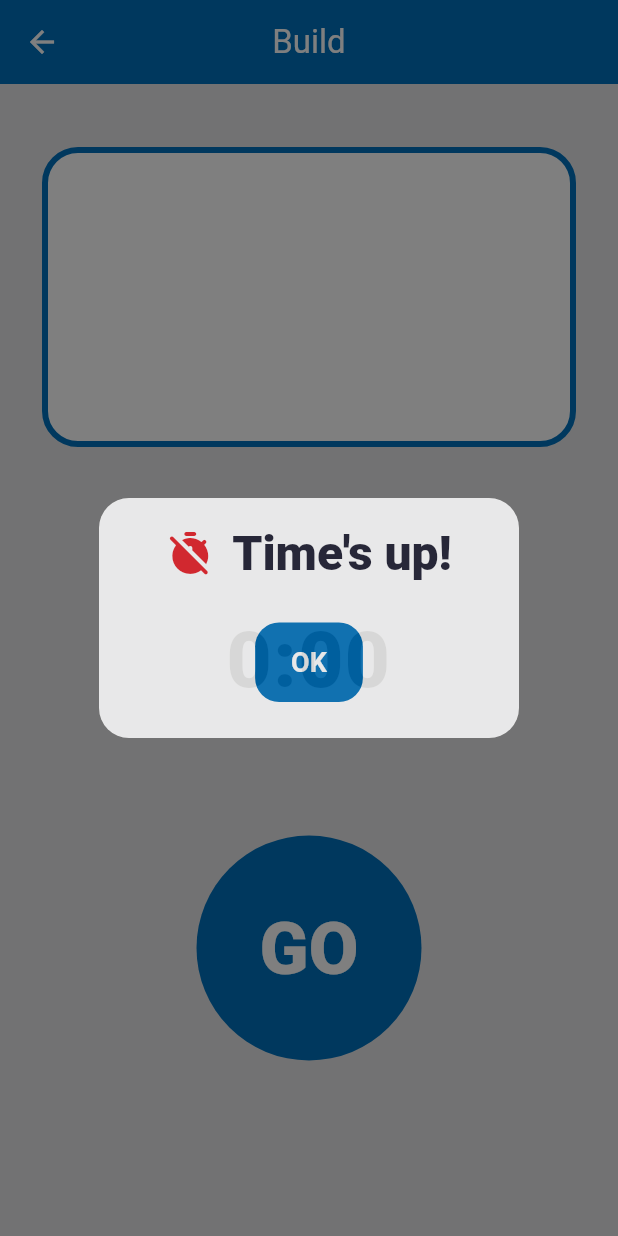
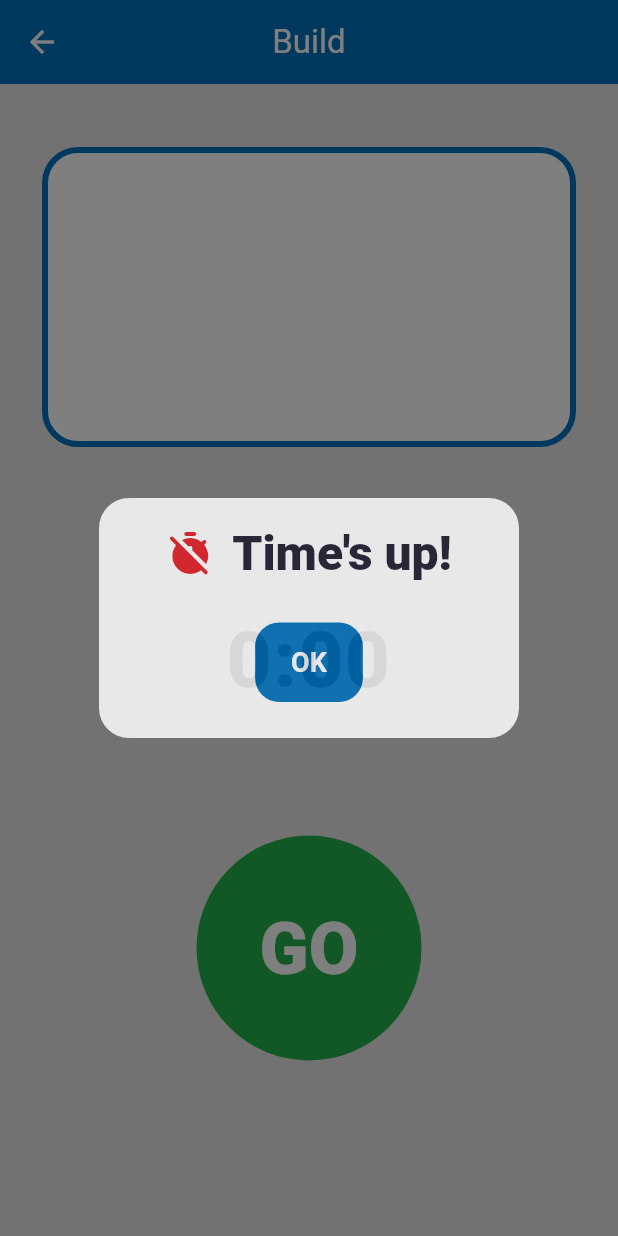
Before and after one commit to NDePetris/brick-builder-battle, a Flutter app: the PromptScreen screen opened directly with empty values, after a tap on "GO", on a phone screen of 412 x 824 dp. Run offline on Flutter 3.47's test engine with Material 3 defaults, Android fonts, the phone set to English and light mode, and no system bars.

Commit message:
Polish home and prompt screen styling

```diff
--- a/lib/brick_colors.dart
+++ b/lib/brick_colors.dart
@@ -7,4 +7,5 @@ abstract final class BrickColors {
   static const Color blue = Color(0xFF0071BC);
   static const Color ink = Color(0xFF1A1A2E);
   static const Color surfaceTint = Color(0xFFF5F7FF);
+  static const Color green = Color(0xFF22B14C);
 }
```
